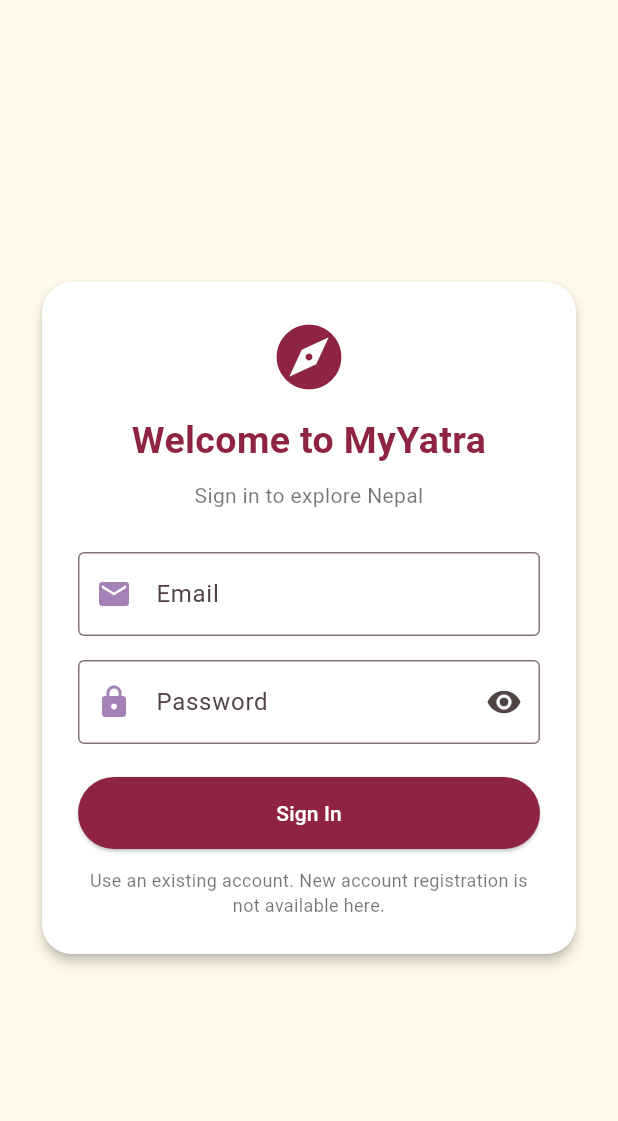
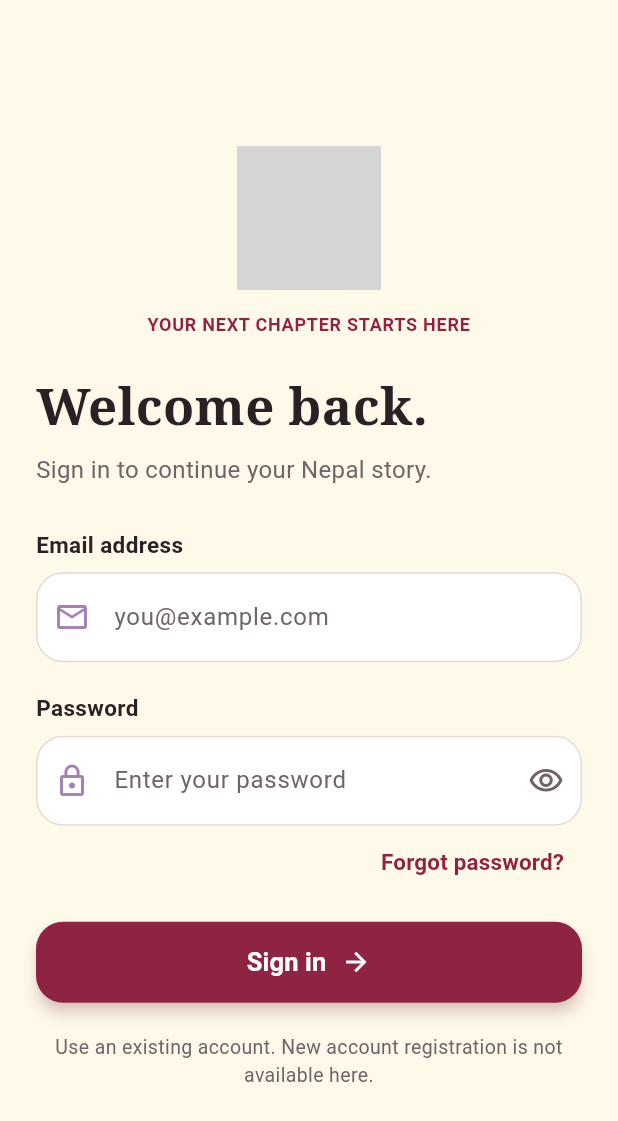
Before and after one commit to sahpooja086-droid/MyYatra-, a Flutter app: the screen it shows after launch, on a phone screen of 412 x 824 dp. Shown: the top 1121 px of the screen. Run offline on Flutter 3.47's test engine with Material 3 defaults, Android fonts, the phone set to English and light mode, and no system bars; our stand-ins replace cloud_firestore, firebase_auth, firebase_core; accounts and stored records are empty; grey boxes are pictures that could not be loaded.

Commit message:
incomplete login page and reset

```diff
--- /dev/null
+++ b/lib/screens/auth/auth_widgets.dart
@@ -0,0 +1,255 @@
+import 'package:flutter/material.dart';
+
+/// Colours shared by the sign-in and password-recovery screens.
+///
+/// The first three (maroon, cream, purple) are the same colours the app
+/// already uses. The rest are soft supporting shades for text, borders and
+/// error messages.
+class AuthPalette {
+  static const Color maroon = Color(0xFF8E2442);
+  static const Color cream = Color(0xFFFFF9E9);
+  static const Color purple = Color(0xFFA482B7);
+
+  static const Color ink = Color(0xFF2B2024);
+  static const Color mutedText = Color(0xFF6F6468);
+  static const Color fieldBorder = Color(0xFFE6D9D2);
+  static const Color logoBackground = Color(0xFFFFEFCF);
+
+  static const Color errorText = Color(0xFFB3261E);
+  static const Color errorFill = Color(0xFFFDECEA);
+  static const Color errorBorder = Color(0xFFF4C7C3);
+
+  static const Color disabledButton = Color(0xFFB36A80);
+}
+
+/// Returns true when [value] looks like `name@domain.tld`.
+///
+/// This only checks the shape of the text. Firebase decides whether the
+/// address really belongs to an account.
+bool isValidEmail(String value) {
+  return RegExp(r'^[^\s@]+@[^\s@]+\.[^\s@]+$').hasMatch(value.trim());
+}
+
+/// Big serif heading style used at the top of the auth screens.
+TextStyle authHeadingStyle({double fontSize = 34}) {
+  return TextStyle(
+    fontFamily: 'serif',
+    fontSize: fontSize,
+    fontWeight: FontWeight.w700,
+    color: AuthPalette.ink,
+    height: 1.15,
+  );
+}
+
+/// The rounded text-field look from the MyYatra design.
+InputDecoration authInputDecoration({
+  required String hint,
+  required IconData icon,
+  Widget? suffixIcon,
+}) {
+  OutlineInputBorder border(Color color, [double width = 1]) {
+    return OutlineInputBorder(
+      borderRadius: BorderRadius.circular(18),
+      borderSide: BorderSide(color: color, width: width),
+    );
+  }
+
+  return InputDecoration(
+    hintText: hint,
+    hintStyle: const TextStyle(color: AuthPalette.mutedText),
+    prefixIcon: Icon(icon, color: AuthPalette.purple),
+    suffixIcon: suffixIcon,
+    filled: true,
+    fillColor: Colors.white,
+    contentPadding: const EdgeInsets.symmetric(vertical: 18, horizontal: 16),
+    border: border(AuthPalette.fieldBorder),
+    enabledBorder: border(AuthPalette.fieldBorder),
+    focusedBorder: border(AuthPalette.maroon, 1.6),
+    errorBorder: border(AuthPalette.errorText),
+    focusedErrorBorder: border(AuthPalette.errorText, 1.6),
+  );
+}
+
+/// Small bold label shown above a text field.
+class AuthFieldLabel extends StatelessWidget {
+  const AuthFieldLabel(this.text, {super.key});
+
+  final String text;
+
+  @override
+  Widget build(BuildContext context) {
+    return Padding(
+      padding: const EdgeInsets.only(bottom: 8),
+      child: Text(
+        text,
+        style: const TextStyle(
+          color: AuthPalette.ink,
+          fontSize: 15,
+          fontWeight: FontWeight.w600,
+        ),
+      ),
+    );
+  }
+}
+
+/// MyYatra logo badge, with the optional tagline underneath.
+///
+/// It tries to load `assets/images/logo.png`. If that file has not been added
+/// to the project yet, it shows the existing Explore icon instead, so the
+/// screen works either way.
+class AuthBrandHeader extends StatelessWidget {
+  const AuthBrandHeader({super.key, this.size = 96, this.showTagline = true});
+
+  final double size;
+  final bool showTagline;
+
+  @override
+  Widget build(BuildContext context) {
+    return Column(
+      mainAxisSize: MainAxisSize.min,
+      children: [
+        Semantics(
+          label: 'MyYatra logo',
+          image: true,
+          child: Container(
+            width: size,
+            height: size,
+            clipBehavior: Clip.antiAlias,
+            decoration: BoxDecoration(
+              color: AuthPalette.logoBackground,
+              borderRadius: BorderRadius.circular(size * 0.27),
+            ),
+            child: Image.asset(
+              'assets/images/logo.png',
+              fit: BoxFit.cover,
+              errorBuilder: (context, error, stackTrace) => Icon(
+                Icons.explore,
+                color: AuthPalette.maroon,
+                size: size * 0.5,
+              ),
+            ),
+          ),
+        ),
+        if (showTagline) ...[
+          const SizedBox(height: 14),
+          const Text(
+            'YOUR NEXT CHAPTER STARTS HERE',
+            textAlign: TextAlign.center,
+            style: TextStyle(
+              color: AuthPalette.maroon,
+              fontSize: 12,
+              fontWeight: FontWeight.w700,
+              letterSpacing: 0.5,
+            ),
+          ),
+        ],
+      ],
+    );
+  }
+}
+
+/// Soft red box used to show an error message above a button.
+class AuthErrorBanner extends StatelessWidget {
+  const AuthErrorBanner({super.key, required this.message});
+
+  final String message;
+
+  @override
+  Widget build(BuildContext context) {
+    return Semantics(
+      liveRegion: true,
+      child: Container(
+        padding: const EdgeInsets.symmetric(horizontal: 14, vertical: 12),
+        decoration: BoxDecoration(
+          color: AuthPalette.errorFill,
+          borderRadius: BorderRadius.circular(14),
+          border: Border.all(color: AuthPalette.errorBorder),
+        ),
+        child: Row(
+          crossAxisAlignment: CrossAxisAlignment.start,
+          children: [
+            const Icon(
+              Icons.error_outline,
+              color: AuthPalette.errorText,
+              size: 20,
+            ),
+            const SizedBox(width: 10),
+            Expanded(
+              child: Text(
+                message,
+                style: const TextStyle(
+                  color: AuthPalette.errorText,
+                  fontSize: 14,
+                  height: 1.3,
+                ),
+              ),
+            ),
+          ],
+        ),
+      ),
+    );
+  }
+}
+
+/// Full-width maroon button with an optional arrow and a loading spinner.
+class AuthPrimaryButton extends StatelessWidget {
+  const AuthPrimaryButton({
+    super.key,
+    required this.label,
+    required this.onPressed,
+    this.isLoading = false,
+    this.trailingIcon,
+  });
+
+  final String label;
+  final VoidCallback onPressed;
+  final bool isLoading;
+  final IconData? trailingIcon;
+
+  @override
+  Widget build(BuildContext context) {
+    return SizedBox(
+      height: 54,
+      width: double.infinity,
+      child: ElevatedButton(
+        onPressed: isLoading ? null : onPressed,
+        style: ElevatedButton.styleFrom(
+          backgroundColor: AuthPalette.maroon,
+          foregroundColor: Colors.white,
+          disabledBackgroundColor: AuthPalette.disabledButton,
+          disabledForegroundColor: Colors.white,
+          elevation: 4,
+          shadowColor: const Color(0x668E2442),
+          shape: RoundedRectangleBorder(
+            borderRadius: BorderRadius.circular(18),
+          ),
+        ),
+        child: isLoading
+            ? const SizedBox(
+                height: 22,
+                width: 22,
+                child: CircularProgressIndicator(
+                  strokeWidth: 2.4,
+                  color: Colors.white,
+                ),
+              )
+            : Row(
+                mainAxisSize: MainAxisSize.min,
+                children: [
+                  Text(
+                    label,
+                    style: const TextStyle(
+                      fontSize: 17,
+                      fontWeight: FontWeight.w600,
+                    ),
+                  ),
+                  if (trailingIcon != null) ...[
+                    const SizedBox(width: 10),
+                    Icon(trailingIcon, size: 20),
+                  ],
+                ],
+              ),
+      ),
+    );
+  }
+}
--- a/lib/screens/auth/login_screen.dart
+++ b/lib/screens/auth/login_screen.dart
@@ -1,5 +1,8 @@
 import 'package:firebase_auth/firebase_auth.dart';
 import 'package:flutter/material.dart';
+
+import 'auth_widgets.dart';
+import 'forgot_password_screen.dart';
 
 class LoginScreen extends StatefulWidget {
   const LoginScreen({super.key});
@@ -9,10 +12,6 @@ class LoginScreen extends StatefulWidget {
 }
 
 class _LoginScreenState extends State<LoginScreen> {
-  static const Color maroon = Color(0xFF8E2442);
-  static const Color cream = Color(0xFFFFF9E9);
-  static const Color purple = Color(0xFFA482B7);
-
   final _formKey = GlobalKey<FormState>();
   final _emailController = TextEditingController();
   final _passwordController = TextEditingController();
@@ -42,21 +41,11 @@ class _LoginScreenState extends State<LoginScreen> {
         password: _passwordController.text,
       );
     } on FirebaseAuthException catch (error) {
+      // Shows the exact Firebase error code in the Run/Debug console.
+      // Handy while you are setting things up.
+      debugPrint('Sign-in failed: ${error.code}');
       if (!mounted) return;
-      setState(() {
-        if (error.code == 'network-request-failed') {
-          _errorMessage = 'Connection problem. Check your internet and try again.';
-        } else if (error.code == 'too-many-requests') {
-          _errorMessage = 'Too many attempts. Please wait a little and try again.';
-        } else if (error.code == 'invalid-credential' ||
-            error.code == 'user-not-found' ||
-            error.code == 'wrong-password' ||
-            error.code == 'invalid-email') {
-          _errorMessage = 'Email or password is incorrect.';
-        } else {
-          _errorMessage = 'Could not sign in. Please try again.';
-        }
-      });
+      setState(() => _errorMessage = _messageForError(error.code));
     } catch (_) {
       if (!mounted) return;
       setState(() {
@@ -69,77 +58,95 @@ class _LoginScreenState extends State<LoginScreen> {
     }
   }
 
+  String _messageForError(String code) {
+    switch (code) {
+      case 'network-request-failed':
+        return 'Connection problem. Check your internet and try again.';
+      case 'too-many-requests':
+        return 'Too many attempts. Please wait a little and try again.';
+      case 'invalid-credential':
+      case 'user-not-found':
+      case 'wrong-password':
+      case 'invalid-email':
+        return 'Email or password is incorrect.';
+      case 'user-disabled':
+        return 'This account has been disabled. '
+            'Please contact the administrator.';
+      case 'operation-not-allowed':
+        return 'Email and password sign-in is not available right now.';
+      default:
+        return 'Could not sign in. Please try again.';
+    }
+  }
+
+  void _openForgotPassword() {
+    FocusScope.of(context).unfocus();
+    Navigator.of(context).push(
+      MaterialPageRoute<void>(
+        builder: (_) =>
+            ForgotPasswordScreen(initialEmail: _emailController.text.trim()),
+      ),
+    );
+  }
+
   @override
   Widget build(BuildContext context) {
     return Scaffold(
-      backgroundColor: cream,
+      backgroundColor: AuthPalette.cream,
       body: SafeArea(
         child: Center(
           child: SingleChildScrollView(
-            padding: const EdgeInsets.all(24),
+            padding: const EdgeInsets.symmetric(horizontal: 24, vertical: 24),
             child: ConstrainedBox(
-              constraints: const BoxConstraints(maxWidth: 420),
-              child: Card(
-                color: Colors.white,
-                elevation: 3,
-                shape: RoundedRectangleBorder(
-                  borderRadius: BorderRadius.circular(20),
-                ),
-                child: Padding(
-                  padding: const EdgeInsets.all(24),
+              constraints: const BoxConstraints(maxWidth: 440),
               child: Form(
                 key: _formKey,
                 child: Column(
                   mainAxisSize: MainAxisSize.min,
                   crossAxisAlignment: CrossAxisAlignment.stretch,
                   children: [
-                        const Icon(Icons.explore, color: maroon, size: 52),
-                        const SizedBox(height: 12),
+                    const Center(child: AuthBrandHeader()),
+                    const SizedBox(height: 28),
+                    Text('Welcome back.', style: authHeadingStyle()),
+                    const SizedBox(height: 10),
                     const Text(
-                          'Welcome to MyYatra',
-                          textAlign: TextAlign.center,
+                      'Sign in to continue your Nepal story.',
                       style: TextStyle(
-                            color: maroon,
-                            fontSize: 25,
-                            fontWeight: FontWeight.bold,
+                        color: AuthPalette.mutedText,
+                        fontSize: 16,
                       ),
                     ),
-                        const SizedBox(height: 8),
-                        const Text(
-                          'Sign in to explore Nepal',
-                          textAlign: TextAlign.center,
-                          style: TextStyle(color: Colors.black54),
-                        ),
                     const SizedBox(height: 28),
+                    const AuthFieldLabel('Email address'),
                     TextFormField(
                       controller: _emailController,
                       keyboardType: TextInputType.emailAddress,
                       autofillHints: const [AutofillHints.email],
                       textInputAction: TextInputAction.next,
-                          decoration: const InputDecoration(
-                            labelText: 'Email',
-                            prefixIcon: Icon(Icons.email, color: purple),
-                            border: OutlineInputBorder(),
+                      decoration: authInputDecoration(
+                        hint: 'you@example.com',
+                        icon: Icons.mail_outline,
                       ),
                       validator: (value) {
-                            final email = value?.trim() ?? '';
-                            if (email.isEmpty || !email.contains('@')) {
+                        if (!isValidEmail(value ?? '')) {
                           return 'Enter a valid email address';
                         }
                         return null;
                       },
                     ),
-                        const SizedBox(height: 16),
+                    const SizedBox(height: 20),
+                    const AuthFieldLabel('Password'),
                     TextFormField(
                       controller: _passwordController,
                       obscureText: _obscurePassword,
                       autofillHints: const [AutofillHints.password],
                       textInputAction: TextInputAction.done,
-                          onFieldSubmitted: (_) => _isLoading ? null : _signIn(),
-                          decoration: InputDecoration(
-                            labelText: 'Password',
-                            prefixIcon: const Icon(Icons.lock, color: purple),
-                            border: const OutlineInputBorder(),
+                      onFieldSubmitted: (_) {
+                        if (!_isLoading) _signIn();
+                      },
+                      decoration: authInputDecoration(
+                        hint: 'Enter your password',
+                        icon: Icons.lock_outline,
                         suffixIcon: IconButton(
                           tooltip: _obscurePassword
                               ? 'Show password'
@@ -147,10 +154,12 @@ class _LoginScreenState extends State<LoginScreen> {
                           onPressed: () => setState(() {
                             _obscurePassword = !_obscurePassword;
                           }),
+                          // Eye = "tap to show". Crossed-out eye = "tap to hide".
                           icon: Icon(
                             _obscurePassword
-                                    ? Icons.visibility
-                                    : Icons.visibility_off,
+                                ? Icons.visibility_outlined
+                                : Icons.visibility_off_outlined,
+                            color: AuthPalette.mutedText,
                           ),
                         ),
                       ),
@@ -158,43 +167,44 @@ class _LoginScreenState extends State<LoginScreen> {
                           ? 'Enter your password'
                           : null,
                     ),
+                    Align(
+                      alignment: Alignment.centerRight,
+                      child: TextButton(
+                        onPressed: _isLoading ? null : _openForgotPassword,
+                        style: TextButton.styleFrom(
+                          foregroundColor: AuthPalette.maroon,
+                        ),
+                        child: const Text(
+                          'Forgot password?',
+                          style: TextStyle(
+                            fontSize: 15,
+                            fontWeight: FontWeight.w600,
+                          ),
+                        ),
+                      ),
+                    ),
                     if (_errorMessage != null) ...[
+                      const SizedBox(height: 4),
+                      AuthErrorBanner(message: _errorMessage!),
+                    ],
                     const SizedBox(height: 16),
-                          Text(
-                            _errorMessage!,
-                            textAlign: TextAlign.center,
-                            style: const TextStyle(color: Colors.redAccent),
+                    AuthPrimaryButton(
+                      label: 'Sign in',
+                      trailingIcon: Icons.arrow_forward,
+                      isLoading: _isLoading,
+                      onPressed: _signIn,
                     ),
-                        ],
-                        const SizedBox(height: 22),
-                        ElevatedButton(
-                          onPressed: _isLoading ? null : _signIn,
-                          style: ElevatedButton.styleFrom(
-                            backgroundColor: maroon,
-                            foregroundColor: Colors.white,
-                            padding: const EdgeInsets.symmetric(vertical: 14),
-                          ),
-                          child: _isLoading
-                              ? const SizedBox(
-                                  height: 20,
-                                  width: 20,
-                                  child: CircularProgressIndicator(
-                                    strokeWidth: 2,
-                                    color: Colors.white,
-                                  ),
-                                )
-                              : const Text('Sign In'),
-                        ),
-                        const SizedBox(height: 12),
+                    const SizedBox(height: 20),
                     const Text(
                       'Use an existing account. New account registration '
                           'is not available here.',
                       textAlign: TextAlign.center,
-                          style: TextStyle(color: Colors.black54, fontSize: 12),
+                      style: TextStyle(
+                        color: AuthPalette.mutedText,
+                        fontSize: 13,
+                      ),
                     ),
                   ],
-                    ),
-                  ),
                 ),
               ),
             ),
```
Also changed, not shown: lib/screens/auth/forgot_password_screen.dart (added, +268 -0 lines), 5 other files. Lines whose indentation alone changed are shown as unchanged.
